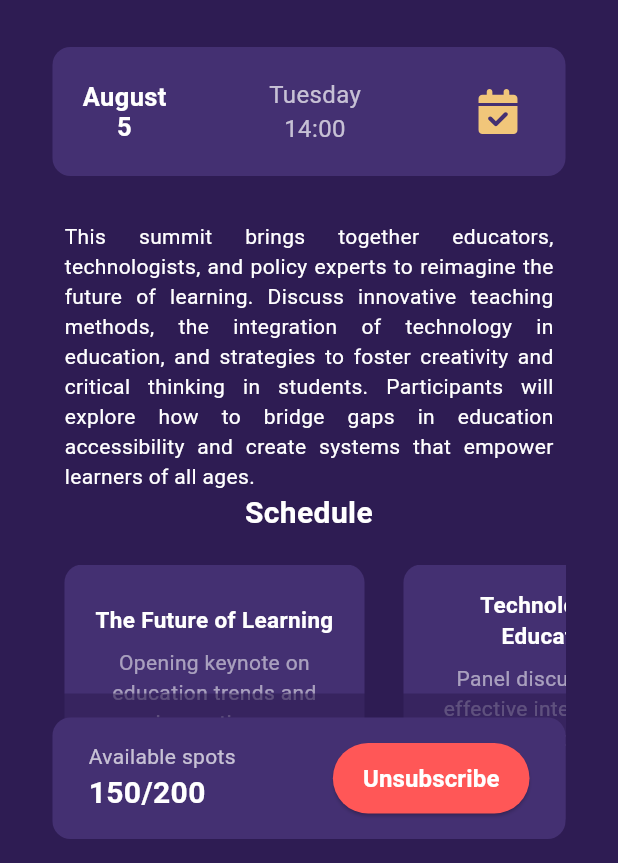
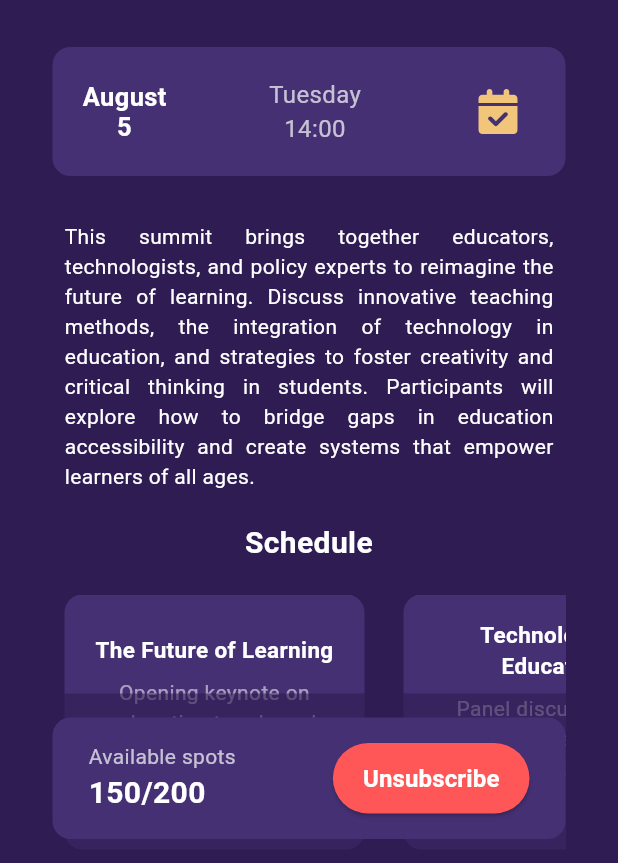
Before and after one commit to LCCastillo03/f_project_mobile, a Flutter app: the screen it shows after launch, after a tap on "August", on a phone screen of 412 x 824 dp, the part 373-1236 px from its top. Run offline on Flutter 3.47's test engine with Material 3 defaults, Android fonts, the phone set to English and light mode, and no system bars; our stand-ins replace flutter_svg, get, table_calendar.

Commit message:
fix styling of main nav bar and event detail page

```diff
--- a/lib/controllers/navigation_controller.dart
+++ b/lib/controllers/navigation_controller.dart
@@ -72,7 +72,7 @@ class _NavigationControllerState extends State<NavigationController>
             color: backgroundColor,
             boxShadow: [
               BoxShadow(
-                color: Colors.black.withOpacity(0.06),
+                color: Colors.black.withAlpha(15),
                 blurRadius: 8,
                 offset: const Offset(0, -1),
               ),
@@ -115,9 +115,10 @@ class _NavigationControllerState extends State<NavigationController>
           padding: const EdgeInsets.symmetric(horizontal: 8, vertical: 8),
           decoration: BoxDecoration(
             color: isSelected
-                ? secondaryColor.withOpacity(0.2)
+                ? secondaryColor.withAlpha(51)
                 : Colors.transparent,
-            borderRadius: BorderRadius.circular(16),
+                shape: BoxShape.circle,
+            //borderRadius: BorderRadius.circular(16),
           ),
           child: Column(
             mainAxisSize: MainAxisSize
@@ -127,9 +128,9 @@ class _NavigationControllerState extends State<NavigationController>
               Icon(
                 icon,
                 color: isSelected ? primaryColor : inactiveColor,
-                size: 24,
+                size: 30,
               ),
-              const SizedBox(height: 4),
+              /*const SizedBox(height: 4),
               Text(
                 label,
                 style: TextStyle(
@@ -138,7 +139,7 @@ class _NavigationControllerState extends State<NavigationController>
                   fontWeight: isSelected ? FontWeight.w600 : FontWeight.w500,
                   letterSpacing: 0.2,
                 ),
-              ),
+              ),*/
             ],
           ),
         ),
--- a/lib/presentation/pages/event_detail_page.dart
+++ b/lib/presentation/pages/event_detail_page.dart
@@ -56,15 +56,13 @@ class EventDetailPage extends StatelessWidget {
                               date: event.date, isSubscribed: event.subscribed),
                           const SizedBox(height: 30),
                           _buildEventDescription(event.description),
-                            _buildAgenda(event)
+                          const SizedBox(height: 20),
+                          _buildAgenda(event),
                         ],
                       ),
                     ),
-
                   ),
-
-                const SizedBox(height: 140),
-
+                  const SizedBox(height: 100),
                 ],
               ),
             ),
@@ -198,7 +196,7 @@ class EventDetailPage extends StatelessWidget {
     );
   }
 
- Widget _buildAgenda( event) {
+  Widget _buildAgenda(event) {
     return Column(
       crossAxisAlignment: CrossAxisAlignment.start,
       children: [
@@ -233,7 +231,6 @@ class EventDetailPage extends StatelessWidget {
       ],
     );
   }
-
 
   Widget _buildEventDescription(description) {
     return Padding(
```
Lines whose indentation alone changed are shown as unchanged.
